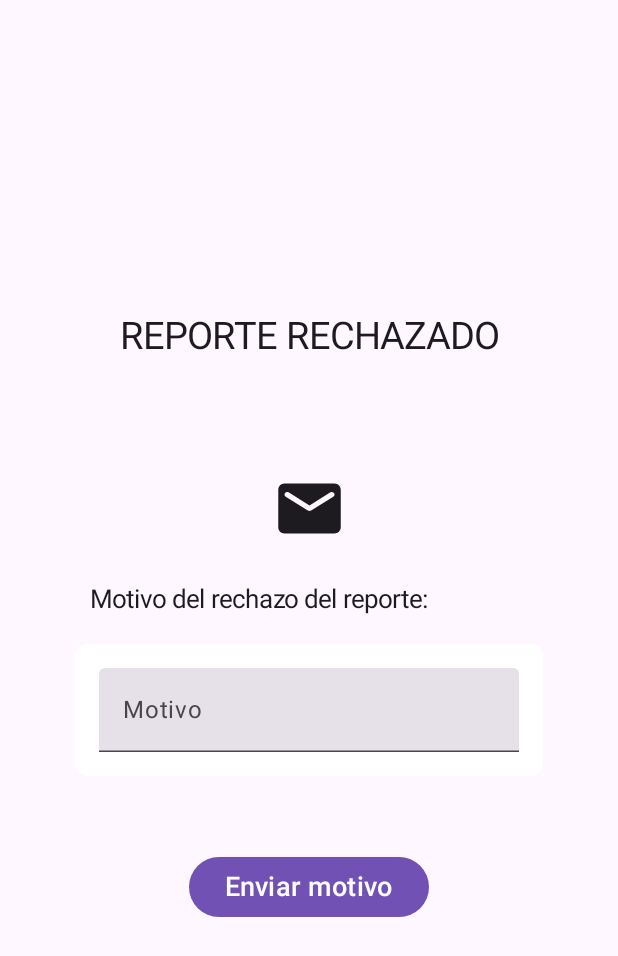
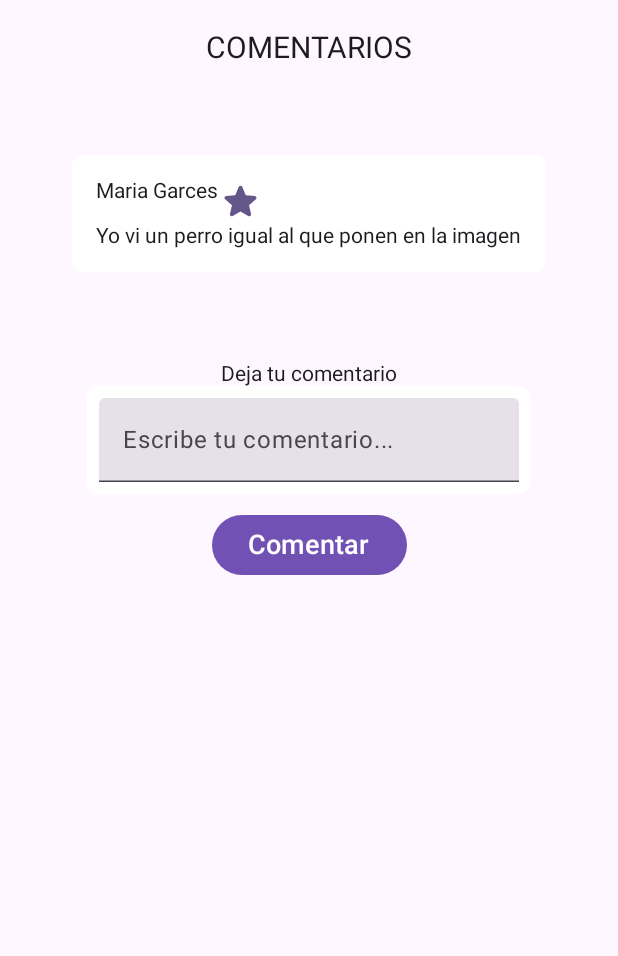
Before and after one commit to ggalvisgg/App-Security, an Android app built with Jetpack Compose: the screen it shows after launch (MainActivity), on a phone screen of 412 x 824 dp. Shown: the top 956 px of the screen. Run offline under Robolectric (Android 15) with nearby library versions, the phone set to English and light mode, and no system bars.

Commit message:
ventana WatchAllComets falta unos cambios, las demas ventanas no estan echas

```diff
--- a/app/src/main/java/com/appsecurity/MainActivity.kt
+++ b/app/src/main/java/com/appsecurity/MainActivity.kt
@@ -6,8 +6,11 @@ import androidx.activity.compose.setContent
 import androidx.activity.enableEdgeToEdge
 import com.appsecurity.ui.screens.EditScreen
 import com.appsecurity.ui.screens.LoginScreen
+import com.appsecurity.ui.screens.ManageReportModeratorScreen
 import com.appsecurity.ui.screens.ReasonReportScreen
 import com.appsecurity.ui.screens.RecoverPasswordScreen
+import com.appsecurity.ui.screens.WatchAllComentsScreen
+import com.appsecurity.ui.screens.WatchComentsScreen
 import com.appsecurity.ui.screens.WatchNotificationScreen
 
 class MainActivity : ComponentActivity() {
@@ -19,7 +22,10 @@ class MainActivity : ComponentActivity() {
             //EditScreen()
             //RecoverPasswordScreen()
             //WatchNotificationScreen()
-            ReasonReportScreen()
+            //ReasonReportScreen()
+            //ManageReportModeratorScreen() -> ESTA DE ULTIMA
+            //WatchComentsScreen() -> ESTA DE ULTIMA
+            WatchAllComentsScreen()
         }
     }
 }
--- /dev/null
+++ b/app/src/main/java/com/appsecurity/ui/screens/ManageReportModeratorScreen.kt
@@ -0,0 +1,28 @@
+package com.appsecurity.ui.screens
+
+import android.content.Context
+import androidx.compose.foundation.layout.PaddingValues
+import androidx.compose.material3.Scaffold
+import androidx.compose.runtime.Composable
+import androidx.compose.ui.platform.LocalContext
+
+@Composable
+fun ManageReportModeratorScreen(){
+
+    val contex = LocalContext.current
+
+    Scaffold { padding ->
+        ManageReportModeratorForm(
+            padding = padding,
+            contex = contex
+        )
+    }
+}
+
+@Composable
+fun ManageReportModeratorForm(
+    padding: PaddingValues,
+    contex: Context
+){
+//DE ULTIMA
+}
--- a/app/src/main/java/com/appsecurity/ui/screens/ReasonReportScreen.kt
+++ b/app/src/main/java/com/appsecurity/ui/screens/ReasonReportScreen.kt
@@ -1,9 +1,7 @@
 package com.appsecurity.ui.screens
 
-import android.R.attr.textStyle
 import android.content.Context
 import androidx.compose.foundation.background
-import androidx.compose.foundation.border
 import androidx.compose.foundation.layout.Arrangement
 import androidx.compose.foundation.layout.Box
 import androidx.compose.foundation.layout.Column
@@ -15,7 +13,6 @@ import androidx.compose.foundation.layout.padding
 import androidx.compose.foundation.layout.size
 import androidx.compose.foundation.shape.RoundedCornerShape
 import androidx.compose.material.icons.Icons
-import androidx.compose.material.icons.rounded.AccountCircle
 import androidx.compose.material.icons.rounded.Email
 import androidx.compose.material3.Button
 import androidx.compose.material3.ButtonDefaults
@@ -33,7 +30,6 @@ import androidx.compose.ui.Modifier
 import android.graphics.Color as AndroidColor
 import androidx.compose.ui.graphics.Color
 import androidx.compose.ui.platform.LocalContext
-import androidx.compose.ui.text.TextStyle
 import androidx.compose.ui.text.style.TextAlign
 import androidx.compose.ui.unit.dp
 import androidx.compose.ui.unit.sp
--- /dev/null
+++ b/app/src/main/java/com/appsecurity/ui/screens/WatchAllComentsScreen.kt
@@ -0,0 +1,135 @@
+package com.appsecurity.ui.screens
+
+import android.content.Context
+import androidx.compose.foundation.background
+import androidx.compose.foundation.layout.Arrangement
+import androidx.compose.foundation.layout.Box
+import androidx.compose.foundation.layout.Column
+import androidx.compose.foundation.layout.PaddingValues
+import androidx.compose.foundation.layout.Row
+import androidx.compose.foundation.layout.Spacer
+import androidx.compose.foundation.layout.fillMaxSize
+import androidx.compose.foundation.layout.height
+import androidx.compose.foundation.layout.padding
+import androidx.compose.foundation.layout.size
+import androidx.compose.foundation.shape.RoundedCornerShape
+import androidx.compose.material.icons.Icons
+import androidx.compose.material.icons.rounded.Star
+import androidx.compose.material3.Button
+import androidx.compose.material3.ButtonDefaults
+import androidx.compose.material3.Icon
+import androidx.compose.material3.Scaffold
+import androidx.compose.material3.Text
+import androidx.compose.material3.TextField
+import androidx.compose.runtime.Composable
+import androidx.compose.runtime.getValue
+import androidx.compose.runtime.mutableStateOf
+import androidx.compose.runtime.saveable.rememberSaveable
+import androidx.compose.runtime.setValue
+import androidx.compose.ui.Alignment
+import androidx.compose.ui.Modifier
+import androidx.compose.ui.graphics.Color
+import androidx.compose.ui.platform.LocalContext
+import androidx.compose.ui.unit.dp
+import androidx.compose.ui.unit.sp
+import android.graphics.Color as AndroidColor
+
+@Composable
+fun WatchAllComentsScreen(){
+
+    val contex = LocalContext.current
+
+    Scaffold { padding ->
+        WatchAllComentsForm(
+            padding = padding,
+            contex = contex
+        )
+    }
+
+}
+
+@Composable
+fun WatchAllComentsForm(
+    padding: PaddingValues,
+    contex: Context
+){
+
+    var comentario by rememberSaveable { mutableStateOf("") }
+
+    Column(
+        modifier = Modifier
+            .padding(top = 20.dp)
+            .fillMaxSize(),
+        horizontalAlignment = Alignment.CenterHorizontally,
+        //verticalArrangement = Arrangement.Center
+    ){
+
+        Text(text = "COMENTARIOS",
+            fontSize = 20.sp)
+
+        Spacer(modifier = Modifier
+            .height(40.dp))
+
+        Box(
+            modifier = Modifier
+                .padding(20.dp)
+                .background(Color.White, shape = RoundedCornerShape(8.dp))
+                .padding(8.dp)
+        ) {
+            Row(
+                modifier = Modifier
+                    .padding(8.dp),
+                verticalAlignment = Alignment.CenterVertically
+            ) {
+                Column(
+                    modifier = Modifier
+                        .background(Color.White, shape = RoundedCornerShape(8.dp))
+                ) {
+                    Row{
+
+                        Text(text = "Maria Garces")
+
+                        Icon(
+                            imageVector = Icons.Rounded.Star,
+                            contentDescription = "Logo de la calificacion",
+                            modifier = Modifier
+                                .padding(end = 8.dp)
+                                .size(30.dp),
+                            tint = Color(0xFF63578A),
+                            )
+                    }
+                    Text(text = "Yo vi un perro igual al que ponen en la imagen")
+                }
+            }
+        }
+
+            Spacer(modifier = Modifier
+                .height(40.dp))
+
+
+            Text(text = "Deja tu comentario")
+
+            TextField(
+                value = comentario,
+                onValueChange = { comentario = it },
+                label = { Text("Escribe tu comentario...") },
+                modifier = Modifier
+                     .background(Color.White, shape = RoundedCornerShape(8.dp))
+                    .padding(8.dp)
+            )
+
+            Spacer(modifier = Modifier
+                .height(10.dp))
+
+            Button(
+                colors = ButtonDefaults.buttonColors(Color(AndroidColor.parseColor("#7251B5"))),
+                onClick = {}
+            ) {
+                Text(text = "Comentar",
+                    fontSize = 18.sp)
+            }
+
+
+
+    }
+}
--- /dev/null
+++ b/app/src/main/java/com/appsecurity/ui/screens/WatchComentsScreen.kt
@@ -0,0 +1,32 @@
+package com.appsecurity.ui.screens
+
+import android.content.Context
+import androidx.compose.foundation.layout.Column
+import androidx.compose.foundation.layout.PaddingValues
+import androidx.compose.material3.Scaffold
+import androidx.compose.material3.Text
+import androidx.compose.runtime.Composable
+import androidx.compose.ui.Modifier
+import androidx.compose.ui.platform.LocalContext
+import androidx.compose.ui.text.style.TextAlign
+
+@Composable
+fun WatchComentsScreen(){
+
+    val contex = LocalContext.current
+
+    Scaffold { padding ->
+        WatchComentsForm(
+            padding = padding,
+            contex = contex
+        )
+    }
+}
+
+@Composable
+fun WatchComentsForm(
+    padding: PaddingValues,
+    contex: Context
+){
+
+}
```
